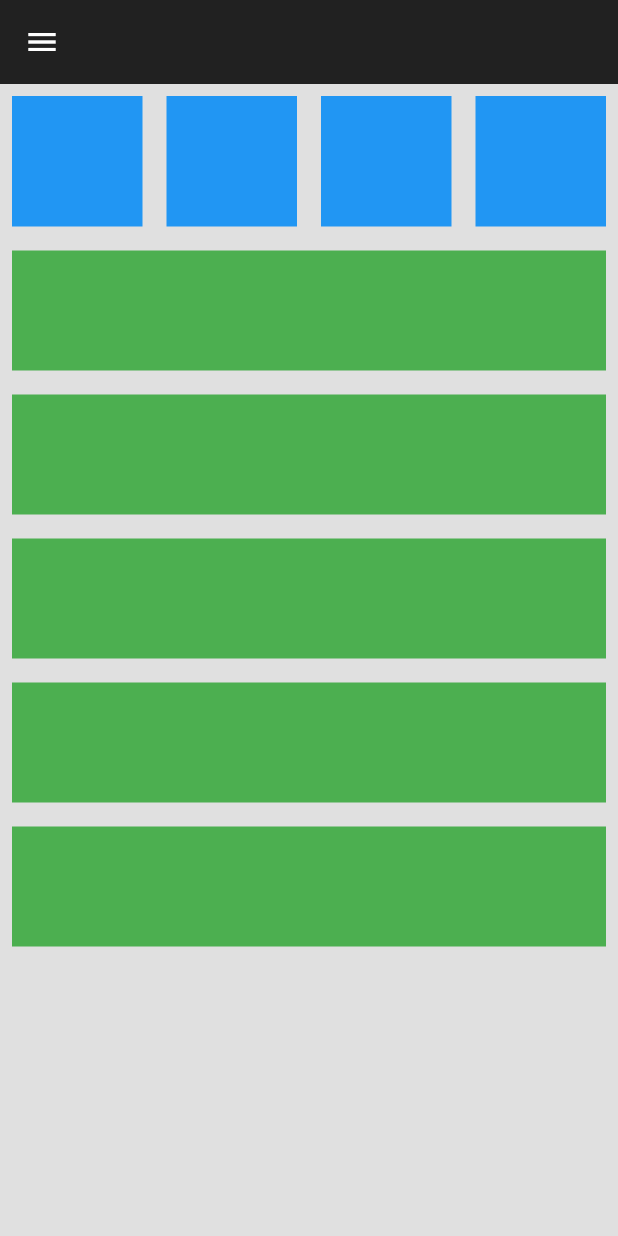
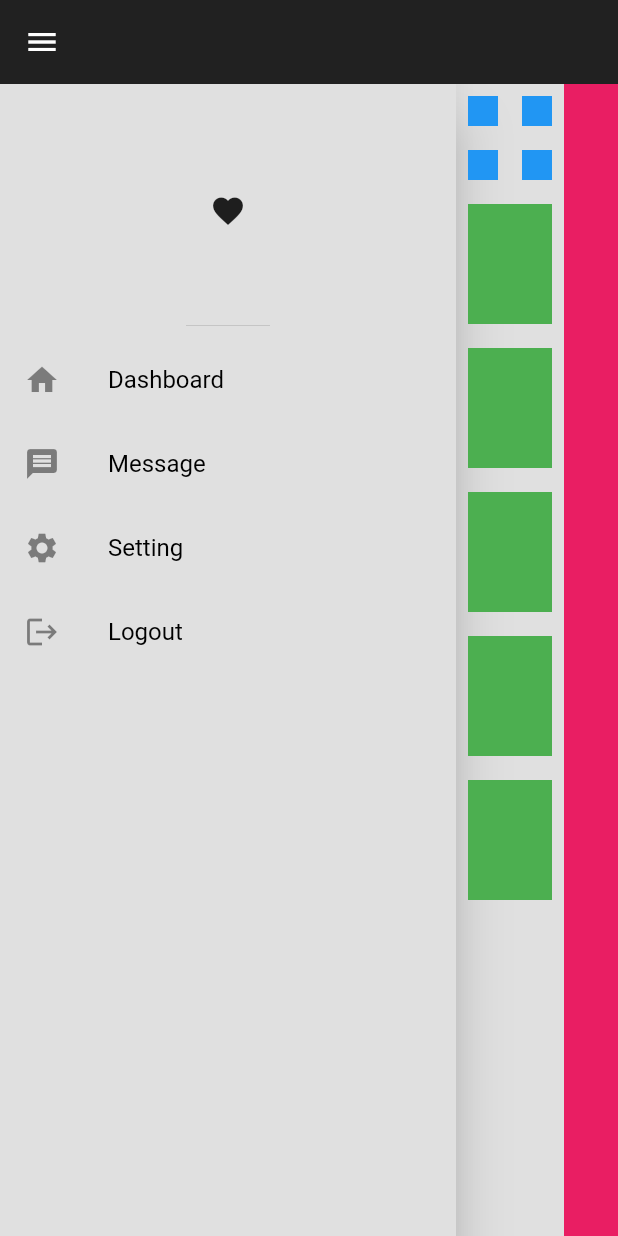
Before and after one commit to Awaizkazi/responsive_dashbord_mitch_koko, a Flutter app: the DesktopScaffold screen opened directly, on a phone screen of 412 x 824 dp. Run offline on Flutter 3.47's test engine with Material 2 defaults, Android fonts, the phone set to English and light mode, and no system bars.

Commit message:
Ending of this Project

```diff
--- a/lib/responsive/desktop_sacffold.dart
+++ b/lib/responsive/desktop_sacffold.dart
@@ -1,6 +1,5 @@
 import 'package:flutter/material.dart';
 import 'package:responsive_dashbord_mitch_koko/responsive/constants.dart';
-
 import 'util/my_box.dart';
 import 'util/my_tile.dart';
 
@@ -18,16 +17,25 @@ class _DesktopScaffoldState extends State<DesktopScaffold> {
       appBar: myAppBar,
       backgroundColor: myDefalultBackground,
       drawer: myDrawer,
-      body: Column(
+      body: Row(
+        children: [
+          // Open a Drawer
+          myDrawer,
+
+          // Rest of the body
+          Expanded(
+            flex: 2,
+            child: Column(
               children: [
                 AspectRatio(
-            aspectRatio: 4,
+                  aspectRatio: 1,
                   child: SizedBox(
                     width: double.infinity,
                     child: GridView.builder(
                       itemCount: 4,
-                gridDelegate: const SliverGridDelegateWithFixedCrossAxisCount(
-                    crossAxisCount: 4),
+                      gridDelegate:
+                          const SliverGridDelegateWithFixedCrossAxisCount(
+                              crossAxisCount: 2),
                       itemBuilder: (context, index) {
                         return const MyBox();
                       },
@@ -44,6 +52,14 @@ class _DesktopScaffoldState extends State<DesktopScaffold> {
                 ),
               ],
             ),
+          ),
+          Expanded(
+            child: Container(
+              color: Colors.pink,
+            ),
+          ),
+        ],
+      ),
     );
   }
 }
```
Lines whose indentation alone changed are shown as unchanged.
